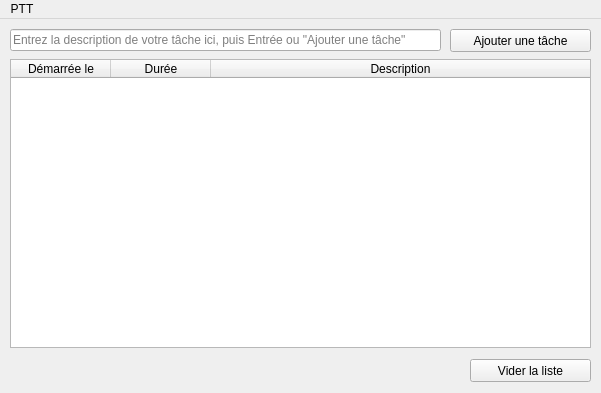
Before: the Qt Designer form ui/ptt_main.ui in dchlab/ptt, drawn with Qt 5.
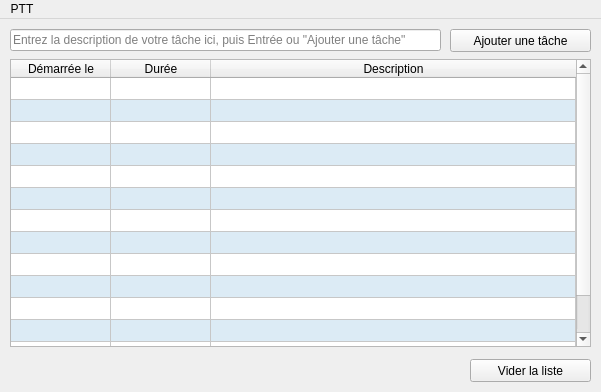
After: the same form once the commit is applied. Icons and pictures are not drawn.

Commit message: 0.2.4 - ui font size fixes

What changed in the file:
```diff
--- a/ui/ptt_main.ui
+++ b/ui/ptt_main.ui
@@ -7,19 +7,19 @@
     <x>0</x>
     <y>0</y>
     <width>601</width>
-    <height>393</height>
+    <height>392</height>
    </rect>
   </property>
   <property name="minimumSize">
    <size>
     <width>601</width>
-    <height>393</height>
+    <height>392</height>
    </size>
   </property>
   <property name="maximumSize">
    <size>
     <width>601</width>
-    <height>393</height>
+    <height>392</height>
    </size>
   </property>
   <property name="windowTitle">
@@ -39,7 +39,7 @@
       <x>10</x>
       <y>40</y>
       <width>581</width>
-      <height>289</height>
+      <height>288</height>
      </rect>
     </property>
     <property name="contextMenuPolicy">
@@ -78,6 +78,76 @@
     <attribute name="verticalHeaderMinimumSectionSize">
      <number>22</number>
     </attribute>
+    <row>
+     <property name="text">
+      <string>New Row</string>
+     </property>
+    </row>
+    <row>
+     <property name="text">
+      <string>New Row</string>
+     </property>
+    </row>
+    <row>
+     <property name="text">
+      <string>New Row</string>
+     </property>
+    </row>
+    <row>
+     <property name="text">
+      <string>New Row</string>
+     </property>
+    </row>
+    <row>
+     <property name="text">
+      <string>New Row</string>
+     </property>
+    </row>
+    <row>
+     <property name="text">
+      <string>New Row</string>
+     </property>
+    </row>
+    <row>
+     <property name="text">
+      <string>New Row</string>
+     </property>
+    </row>
+    <row>
+     <property name="text">
+      <string>New Row</string>
+     </property>
+    </row>
+    <row>
+     <property name="text">
+      <string>New Row</string>
+     </property>
+    </row>
+    <row>
+     <property name="text">
+      <string>New Row</string>
+     </property>
+    </row>
+    <row>
+     <property name="text">
+      <string>New Row</string>
+     </property>
+    </row>
+    <row>
+     <property name="text">
+      <string>New Row</string>
+     </property>
+    </row>
+    <row>
+     <property name="text">
+      <string>New Row</string>
+     </property>
+    </row>
+    <row>
+     <property name="text">
+      <string>New Row</string>
+     </property>
+    </row>
     <column>
      <property name="text">
       <string>     Démarrée le     </string>
```
Left out of the diff: 4 changed lines with no effect on the pictures. The commit also changes 3 other files.
